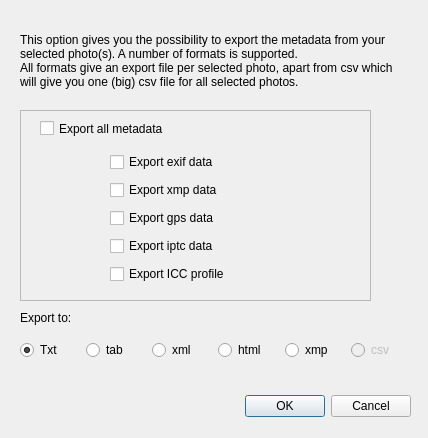
Qt form scripts/ui/export_metadata.ui (hvdwolf/pyExifToolGUI) before a commit.
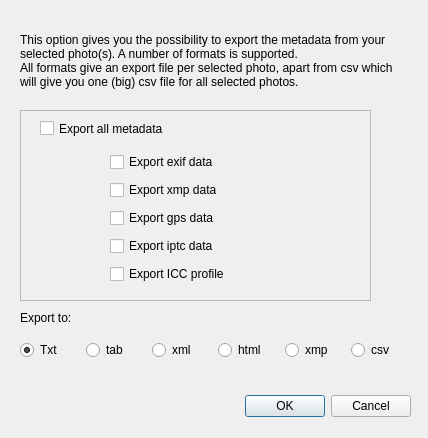
The same form after that commit.

Diff of the .ui file:
```diff
--- a/scripts/ui/export_metadata.ui
+++ b/scripts/ui/export_metadata.ui
@@ -210,7 +210,7 @@
     <item>
      <widget class="QRadioButton" name="qdem_csv_radiobutton">
       <property name="enabled">
-       <bool>false</bool>
+       <bool>true</bool>
       </property>
       <property name="toolTip">
        <string>This option will give you one csv file for the selected photos</string>
```
